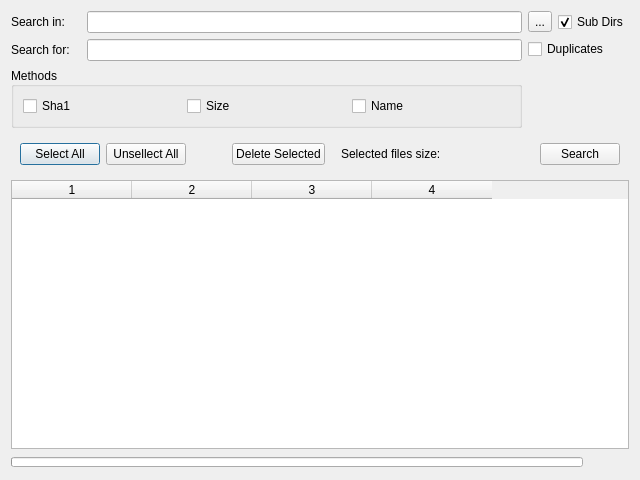
The window that finderdialog.ui (metem/MeTeM-File-Manager) describes before a commit, drawn with Qt 5.
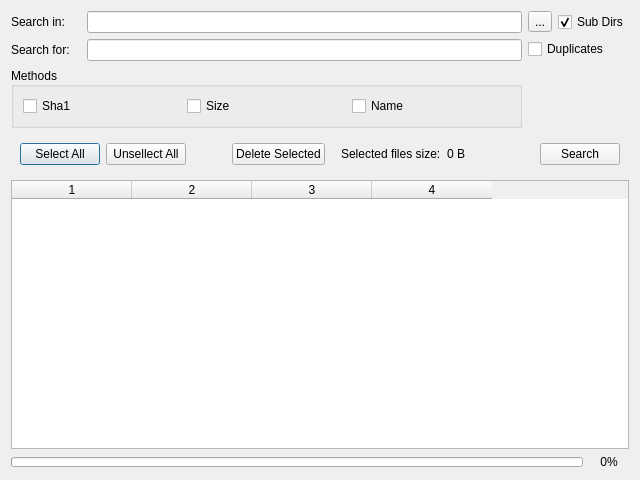
The same window after the commit.

The edit to the form file:
```diff
--- a/finderdialog.ui
+++ b/finderdialog.ui
@@ -225,7 +225,7 @@
       <item>
        <widget class="QLabel" name="lSFS">
         <property name="text">
-         <string/>
+         <string>0 B</string>
         </property>
        </widget>
       </item>
@@ -356,7 +356,7 @@
         </size>
        </property>
        <property name="text">
-        <string/>
+        <string>0%</string>
        </property>
        <property name="alignment">
         <set>Qt::AlignCenter</set>
```
Left out of the diff: 4 changed lines with no effect on the pictures.
